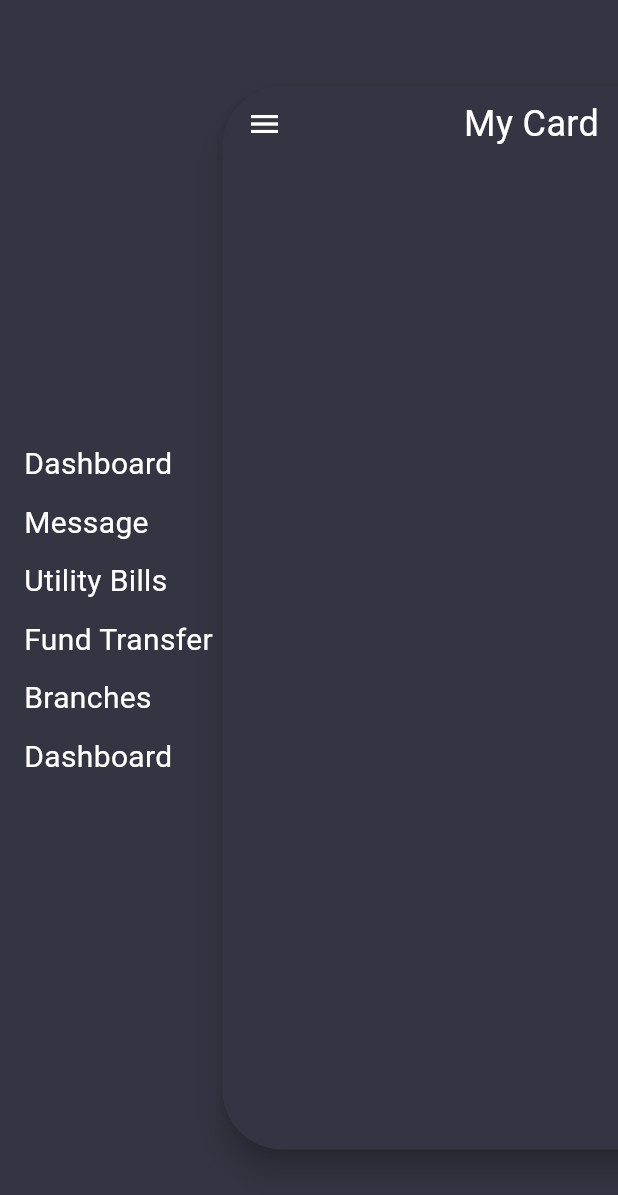
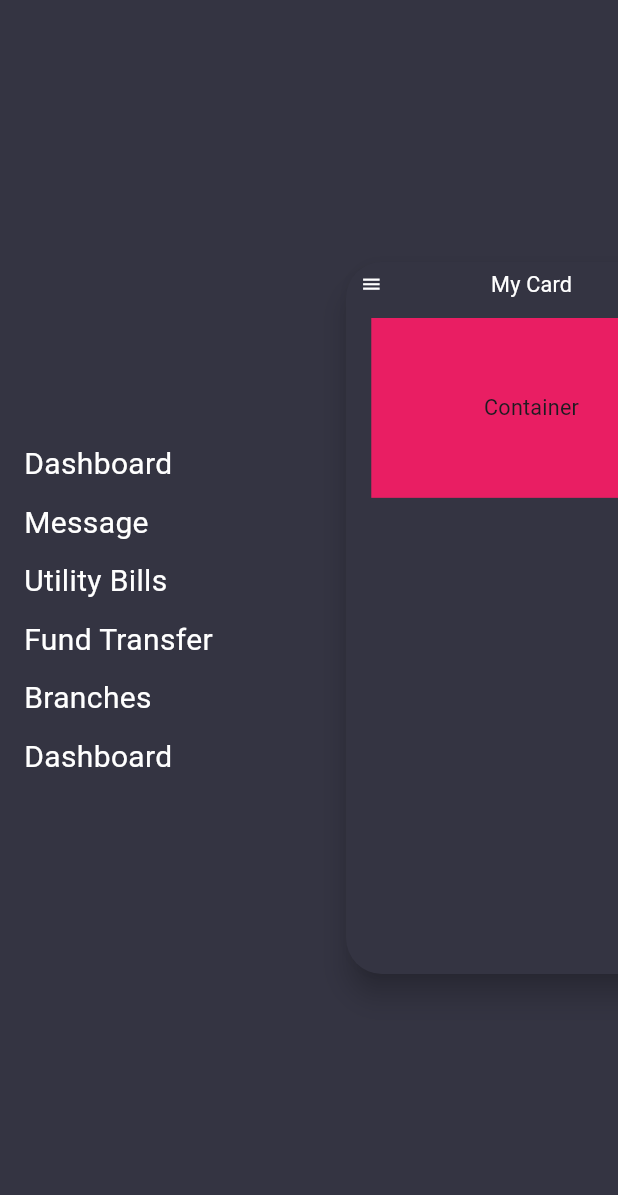
Before and after one commit to suleymansurucu/flutter_slider_menu_animation, a Flutter app: the screen it shows after launch, after a tap on the "menu" icon, on a phone screen of 412 x 824 dp. Shown: the top 1195 px of the screen. Run offline on Flutter 3.47's test engine with Material 3 defaults, Android fonts, the phone set to English and light mode, and no system bars.

Commit message:
feet : Scale Animation, Tween

```diff
--- a/lib/menu_dashboard_widget.dart
+++ b/lib/menu_dashboard_widget.dart
@@ -10,9 +10,31 @@
   State<MenuDashboardWidget> createState() => _MenuDashboardWidgetState();
 }
 
-class _MenuDashboardWidgetState extends State<MenuDashboardWidget> {
+class _MenuDashboardWidgetState extends State<MenuDashboardWidget>
+    with SingleTickerProviderStateMixin {
   late double screenHeight, screeWidth;
   bool isMenuOpen = false;
+
+  late AnimationController _controller;
+  late Animation<double> _scaleAnimation;
+  final Duration _duration = Duration(milliseconds: 750);
+   late Animation<Offset> _menuOffsetAnimation;
+
+  @override
+  void initState() {
+    // TODO: implement initState
+    super.initState();
+    _controller = AnimationController(vsync: this, duration: _duration);
+    _scaleAnimation = Tween(begin: 1.0, end: 0.6).animate(_controller);
+    _menuOffsetAnimation=Tween(begin: Offset(-1, 0), end: Offset(0, 0)).animate(CurvedAnimation(parent: _controller, curve: Curves.easeIn));
+  }
+
+  @override
+  void dispose() {
+    _controller.dispose();
+    // TODO: implement dispose
+    super.dispose();
+  }
 
   @override
   Widget build(BuildContext context) {
@@ -32,7 +54,9 @@
   }
 
   buildMenu(BuildContext context) {
-    return Padding(
+    return SlideTransition(
+      position: _menuOffsetAnimation,
+      child: Padding(
         padding: const EdgeInsets.only(left: 16.0),
         child: Align(
           alignment: Alignment.centerLeft,
@@ -86,15 +110,18 @@
             ],
           ),
         ),
+      ),
     );
   }
 
   buildDashboard(BuildContext context) {
     return AnimatedPositioned(
-      top: isMenuOpen ? 0.07 * screenHeight : 0,
-      bottom: isMenuOpen ? 0.07 * screenHeight : 0,
+      top: isMenuOpen ? 0.02 * screenHeight : 0,
+       bottom: isMenuOpen ? 0.02 * screenHeight : 0,
       left: isMenuOpen ? 0.18 * screeWidth : 0,
-      duration: Duration(milliseconds: 500),
+      duration: _duration,
+      child: ScaleTransition(
+        scale: _scaleAnimation,
         child: Material(
           borderRadius: isMenuOpen ? BorderRadius.all(Radius.circular(40)) : null,
           elevation: 8,
@@ -108,9 +135,15 @@
                   mainAxisAlignment: MainAxisAlignment.spaceBetween,
                   children: [
                     InkWell(
-                    onTap: (){
+                      onTap: () {
                         setState(() {
+                          if (isMenuOpen) {
+                            _controller.reverse();
+                          } else{
+                            _controller.forward();
+                          }
                           isMenuOpen = !isMenuOpen;
+
                         });
                       },
                       child: Icon(
@@ -127,8 +160,34 @@
                       color: Colors.white,
                     ),
                   ],
+                ),
+                Container(
+                  margin: EdgeInsets.only(top: 20),
+                  height: 200,
+                  child: PageView(
+                    scrollDirection: Axis.horizontal,
+                    children: [
+                      Container(
+                        color: Colors.pink,
+                        width: 100,
+                        margin: EdgeInsets.symmetric(horizontal: 12),
+                        child: Center(child: Text("Container" , style: TextStyle(fontSize: 24),)),
+                      ),
+                      Container(
+                        color: Colors.purple,
+                        width: 100,
+                        margin: EdgeInsets.symmetric(horizontal: 12),
+                      ),
+                      Container(
+                        color: Colors.tealAccent,
+                        width: 100,
+                        margin: EdgeInsets.symmetric(horizontal: 12),
+                      ),
+                    ],
+                  ),
                 )
               ],
+            ),
           ),
         ),
       ),
```
Lines whose indentation alone changed are shown as unchanged.
